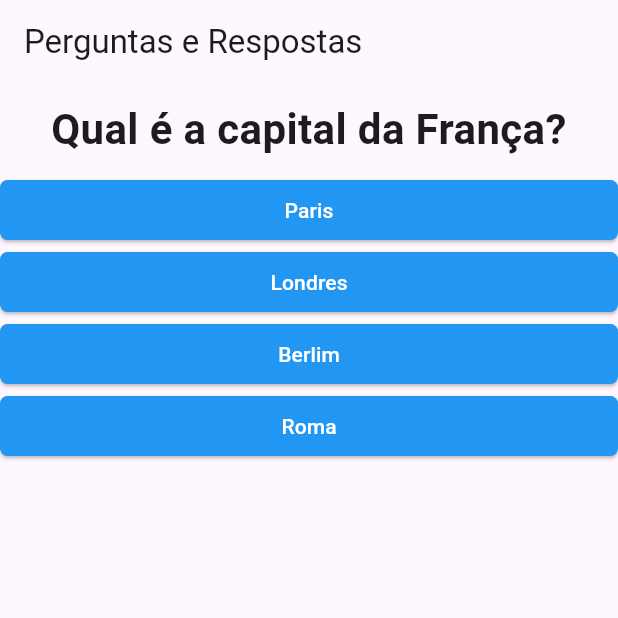
After one commit to maitabom/quiz, a Flutter app: the screen it shows after launch, on a phone screen of 412 x 824 dp, the top half of it. The commit adds this screen. Run offline on Flutter 3.47's test engine with Material 3 defaults, Android fonts, the phone set to English and light mode, and no system bars.

Commit message:
Adiciona classes Questionary e Result para gerenciar perguntas e exibir resultados

```diff
--- a/lib/main.dart
+++ b/lib/main.dart
@@ -1,6 +1,6 @@
 import 'package:flutter/material.dart';
-import 'package:quiz/answer.dart';
-import 'package:quiz/question.dart';
+import 'package:quiz/questionary.dart';
+import 'package:quiz/result.dart';
 
 void main() {
   runApp(QuizApp());
@@ -44,7 +44,7 @@ class QuizAppState extends State<QuizApp> {
     return questionIndex < questions.length;
   }
 
-  void asnwer() {
+  void answer() {
     setState(() {
       questionIndex++;
     });
@@ -52,26 +52,17 @@ class QuizAppState extends State<QuizApp> {
 
   @override
   Widget build(BuildContext context) {
-    List<String> answers =
-        hasQuestion ? questions[questionIndex]['answers'] as List<String> : [];
-
     return MaterialApp(
       home: Scaffold(
         appBar: AppBar(title: Text('Perguntas e Respostas')),
         body:
             hasQuestion
-                ? Column(
-                  children: [
-                    Question(questions[questionIndex]['question'] as String),
-                    ...answers.map((answerText) => Answer(answerText, asnwer)),
-                  ],
+                ? Questionary(
+                  questionIndex: questionIndex,
+                  questions: questions,
+                  answer: answer,
                 )
-                : Center(
-                  child: Text(
-                    "Você já respondeu todas as perguntas. Obrigado pela participação",
-                    style: TextStyle(fontSize: 28),
-                  ),
-                ),
+                : Result(),
       ),
     );
   }
--- /dev/null
+++ b/lib/questionary.dart
@@ -0,0 +1,33 @@
+import 'package:flutter/material.dart';
+import 'package:quiz/answer.dart';
+import 'package:quiz/question.dart';
+
+class Questionary extends StatelessWidget {
+  final int questionIndex;
+  final List<Map<String, Object>> questions;
+  final void Function() answer;
+
+  const Questionary({
+    required this.questionIndex,
+    required this.questions,
+    required this.answer,
+    super.key,
+  });
+
+  bool get hasQuestion {
+    return questionIndex < questions.length;
+  }
+
+  @override
+  Widget build(BuildContext context) {
+    List<String> answers =
+        hasQuestion ? questions[questionIndex]['answers'] as List<String> : [];
+
+    return Column(
+      children: [
+        Question(questions[questionIndex]['question'] as String),
+        ...answers.map((answerText) => Answer(answerText, answer)),
+      ],
+    );
+  }
+}
```
Also changed, not shown: lib/result.dart (added, +15 -0 lines).
